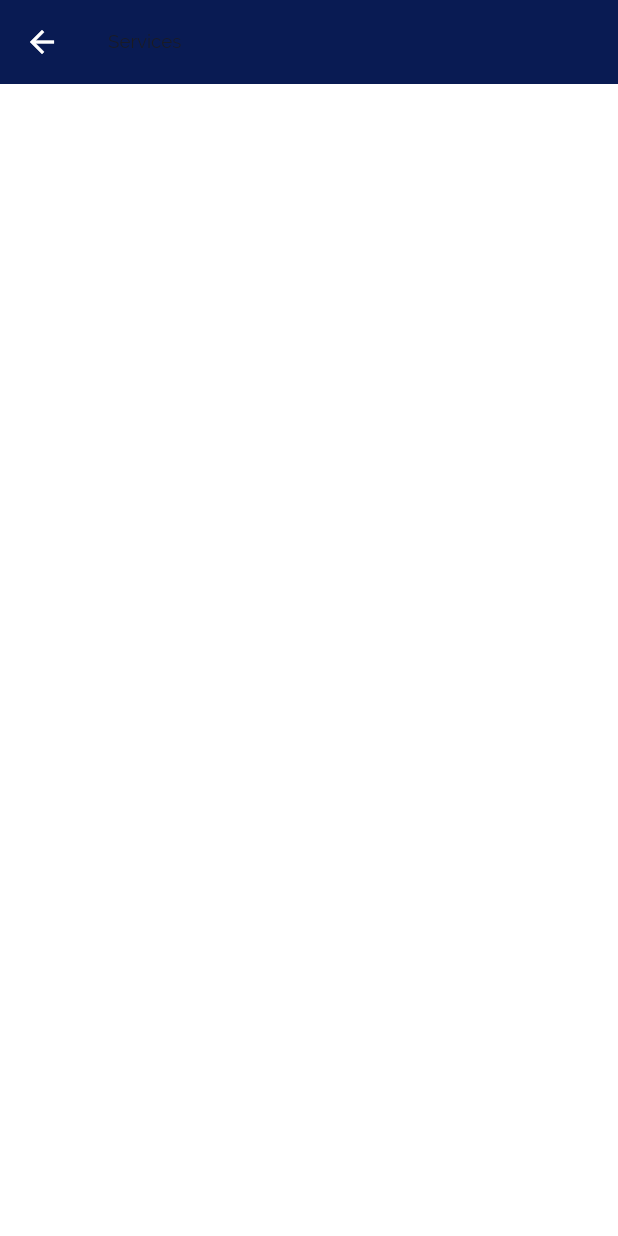
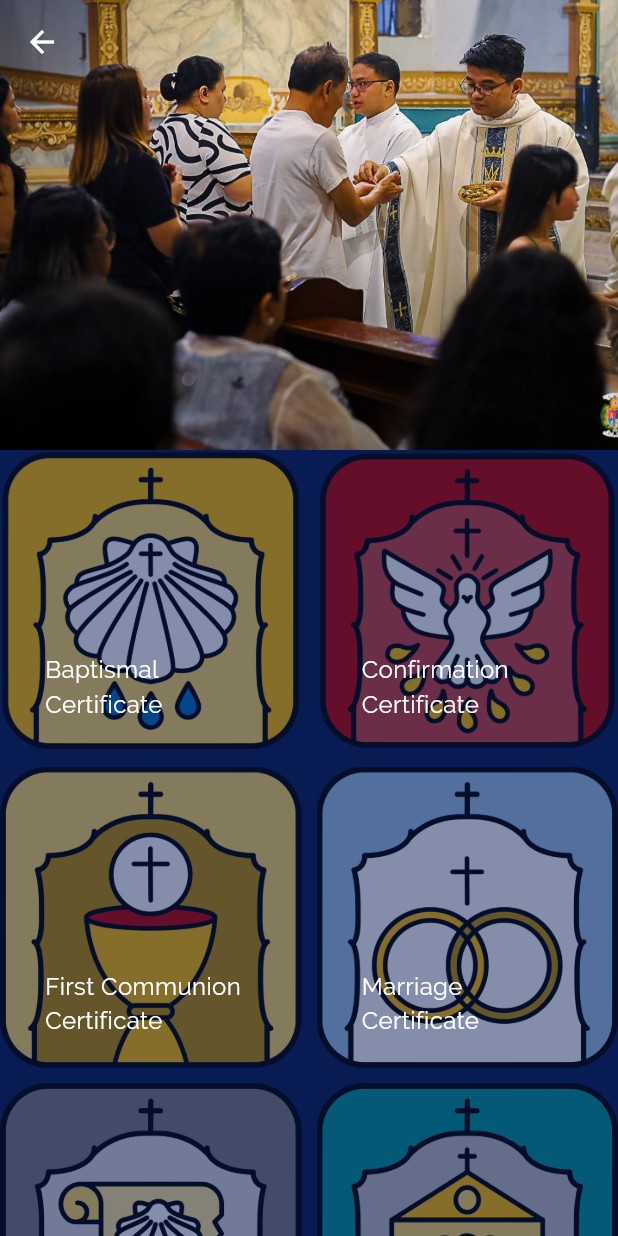
Before and after one commit to mriakshmruy/Sampiro, a Flutter app: the ServicesView screen opened directly, on a phone screen of 412 x 824 dp. Run offline on Flutter 3.47's test engine with Material 3 defaults, Android fonts, the light colour scheme and no system bars; our stand-ins replace auto_route, bloc, cloud_firestore, flutter_bloc, flutter_svg, freezed_annotation and 4 more; accounts and stored records are empty; generated files the repository leaves out were written again.

Commit message:
Add services page layout

```diff
--- a/lib/features/dashboard/presentation/widgets/dashboard_view.dart
+++ b/lib/features/dashboard/presentation/widgets/dashboard_view.dart
@@ -32,7 +32,7 @@ class DashboardView extends StatelessWidget {
         items: [
           BottomNavigationBarItem(label: l10n.home, icon: const Icon(Icons.house)),
           BottomNavigationBarItem(label: l10n.updates, icon: const Icon(Icons.newspaper)),
-          BottomNavigationBarItem(label: l10n.services, icon: const Icon(Icons.build)),
+          BottomNavigationBarItem(label: l10n.services, icon: const Icon(Icons.home_repair_service_outlined)),
           BottomNavigationBarItem(label: l10n.prayers, icon: const Icon(Icons.handshake)),
 
           BottomNavigationBarItem(label: l10n.more, icon: const Icon(Icons.menu)),
--- a/lib/features/services/data/models/services_model.dart
+++ b/lib/features/services/data/models/services_model.dart
@@ -1 +1,30 @@
-class ServicesModel {}
+import 'package:freezed_annotation/freezed_annotation.dart';
+import 'package:sampiro/core/resources/assets.gen.dart';
+
+part 'services_model.freezed.dart';
+part 'services_model.g.dart';
+
+@freezed
+abstract class ServicesTileModel with _$ServicesTileModel {
+  const factory ServicesTileModel({
+    required String imagePath,
+    required String title,
+  }) = _ServicesTileModel;
+
+  const ServicesTileModel._();
+
+  factory ServicesTileModel.fromJson(Map<String, dynamic> json) => _$ServicesTileModelFromJson(json);
+
+  static List<ServicesTileModel> serviceList = [
+    ServicesTileModel(imagePath: Assets.images.baptism.path, title: 'Baptismal Certificate'),
+    ServicesTileModel(imagePath: Assets.images.confirmation.path, title: 'Confirmation Certificate'),
+    ServicesTileModel(imagePath: Assets.images.holyCommunion.path, title: 'First Communion Certificate'),
+    ServicesTileModel(imagePath: Assets.images.marriage.path, title: 'Marriage Certificate'),
+    ServicesTileModel(imagePath: Assets.images.noRecordOfBaptism.path, title: 'No Record of Baptism'),
+    ServicesTileModel(imagePath: Assets.images.baptismOutsideOfTheParish.path, title: 'Permission to be Baptized'),
+    ServicesTileModel(imagePath: Assets.images.blessing.path, title: 'Schedule a Blessing'),
+    ServicesTileModel(imagePath: Assets.images.anointingOfTheSick.path, title: 'Anointing of the Sick'),
+    ServicesTileModel(imagePath: Assets.images.counseling.path, title: 'Counseling'),
+    ServicesTileModel(imagePath: Assets.images.church.path, title: 'Donation'),
+  ];
+}
--- a/lib/features/services/presentation/widgets/services_view.dart
+++ b/lib/features/services/presentation/widgets/services_view.dart
@@ -1,15 +1,76 @@
 import 'package:flutter/material.dart';
+import 'package:sampiro/core/resources/assets.gen.dart';
+import 'package:sampiro/core/widgets/sampiro_list_tile.dart';
+import 'package:sampiro/features/services/data/models/services_model.dart';
 import 'package:sampiro/l10n/l10n.dart';
 
-class ServicesView extends StatelessWidget {
+class ServicesView extends StatefulWidget {
   const ServicesView({super.key});
 
   @override
+  State<ServicesView> createState() => _ServicesViewState();
+}
+
+class _ServicesViewState extends State<ServicesView> {
+  final ScrollController _scrollController = ScrollController();
+  double _scrollOffset = 0;
+  bool isAppBarImageShown = true;
+
+  @override
+  void initState() {
+    super.initState();
+    _scrollController.addListener(_onScroll);
+  }
+
+  void _onScroll() {
+    _scrollOffset = _scrollController.offset;
+    if (_scrollOffset > 300) {
+      setState(() => isAppBarImageShown = false);
+    } else {
+      setState(() => isAppBarImageShown = true);
+    }
+  }
+
+  @override
+  void dispose() {
+    _scrollController.dispose();
+    super.dispose();
+  }
+
+  @override
   Widget build(BuildContext context) {
+    final theme = Theme.of(context);
     final l10n = context.l10n;
+
     return Scaffold(
-      appBar: AppBar(
-        title: Text(l10n.services),
+      backgroundColor: theme.colorScheme.primary,
+      body: CustomScrollView(
+        controller: _scrollController,
+        slivers: [
+          SliverAppBar(
+            pinned: true,
+            expandedHeight: 300,
+            flexibleSpace: FlexibleSpaceBar(
+              centerTitle: true,
+              background: Assets.images.communion.image(fit: BoxFit.cover),
+              title: isAppBarImageShown ? null : Text(l10n.parishServices),
+            ),
+          ),
+          SliverGrid.builder(
+            gridDelegate: const SliverGridDelegateWithFixedCrossAxisCount(
+              crossAxisCount: 2,
+              mainAxisSpacing: 10,
+              crossAxisSpacing: 10,
+            ),
+            itemBuilder: (context, index) {
+              return SampiroListTile(
+                image: Image.asset(ServicesTileModel.serviceList[index].imagePath),
+                title: ServicesTileModel.serviceList[index].title,
+              );
+            },
+            itemCount: ServicesTileModel.serviceList.length,
+          ),
+        ],
       ),
     );
   }
--- a/lib/l10n/arb/app_en.arb
+++ b/lib/l10n/arb/app_en.arb
@@ -19,7 +19,7 @@
   "parishSchedule": "Parish Schedule",
   "sampiro": "Sampiro",
   "parishOffice": "Parish Office",
-
+  "parishServices": "Parish Services",
   "menu": "Menu"
 
 }
--- a/lib/l10n/gen/app_localizations.dart
+++ b/lib/l10n/gen/app_localizations.dart
@@ -209,6 +209,12 @@ abstract class AppLocalizations {
   /// **'Parish Office'**
   String get parishOffice;
 
+  /// No description provided for @parishServices.
+  ///
+  /// In en, this message translates to:
+  /// **'Parish Services'**
+  String get parishServices;
+
   /// No description provided for @menu.
   ///
   /// In en, this message translates to:
--- a/lib/l10n/gen/app_localizations_en.dart
+++ b/lib/l10n/gen/app_localizations_en.dart
@@ -69,5 +69,8 @@ class AppLocalizationsEn extends AppLocalizations {
   String get parishOffice => 'Parish Office';
 
   @override
+  String get parishServices => 'Parish Services';
+
+  @override
   String get menu => 'Menu';
 }
```
